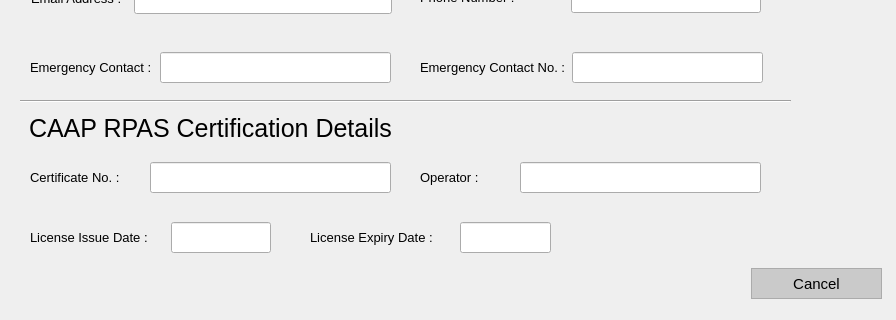
First picture: the form in Gui/Administrator/UpdatePilot/UpdatePilotAlt.ui, repository whitePenumbra/SARdrone, before the edit; both pictures show x 0 to 896 and y 419 to 739 of the 1071 by 739 pixel window.
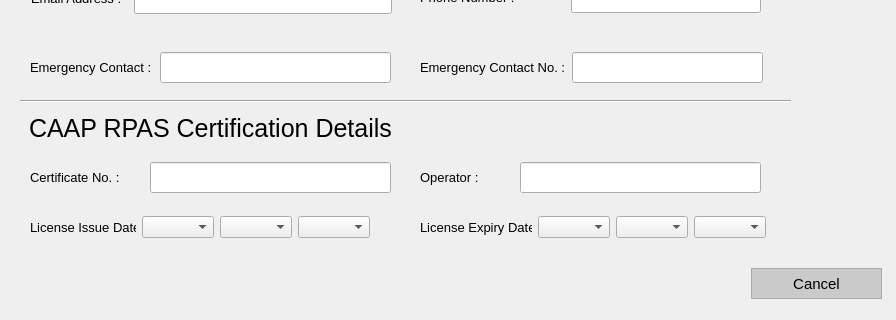
Second picture: the form after the edit. Icons and pictures are not drawn.

Commit message: changed license date format

```diff
--- a/Gui/Administrator/UpdatePilot/UpdatePilotAlt.ui
+++ b/Gui/Administrator/UpdatePilot/UpdatePilotAlt.ui
@@ -959,114 +959,6 @@
    <widget class="QWidget" name="layoutWidget">
     <property name="geometry">
      <rect>
-      <x>30</x>
-      <y>640</y>
-      <width>241</width>
-      <height>33</height>
-     </rect>
-    </property>
-    <layout class="QHBoxLayout" name="issuedate_layout">
-     <item>
-      <widget class="QLabel" name="lbl_licenseIssue">
-       <property name="font">
-        <font>
-         <family>Segoe UI</family>
-         <pointsize>10</pointsize>
-         <kerning>true</kerning>
-        </font>
-       </property>
-       <property name="styleSheet">
-        <string notr="true"/>
-       </property>
-       <property name="text">
-        <string>License Issue Date :</string>
-       </property>
-      </widget>
-     </item>
-     <item>
-      <widget class="QLineEdit" name="txt_issueDate">
-       <property name="minimumSize">
-        <size>
-         <width>100</width>
-         <height>31</height>
-        </size>
-       </property>
-       <property name="maximumSize">
-        <size>
-         <width>100</width>
-         <height>31</height>
-        </size>
-       </property>
-       <property name="font">
-        <font>
-         <pointsize>10</pointsize>
-         <kerning>true</kerning>
-        </font>
-       </property>
-       <property name="styleSheet">
-        <string notr="true">padding-left:4px;</string>
-       </property>
-      </widget>
-     </item>
-    </layout>
-   </widget>
-   <widget class="QWidget" name="layoutWidget">
-    <property name="geometry">
-     <rect>
-      <x>310</x>
-      <y>640</y>
-      <width>241</width>
-      <height>33</height>
-     </rect>
-    </property>
-    <layout class="QHBoxLayout" name="expirydate_layout">
-     <item>
-      <widget class="QLabel" name="lbl_licenseEx">
-       <property name="font">
-        <font>
-         <family>Segoe UI</family>
-         <pointsize>10</pointsize>
-         <kerning>true</kerning>
-        </font>
-       </property>
-       <property name="styleSheet">
-        <string notr="true"/>
-       </property>
-       <property name="text">
-        <string>License Expiry Date :</string>
-       </property>
-      </widget>
-     </item>
-     <item>
-      <widget class="QLineEdit" name="txt_licenseEx">
-       <property name="minimumSize">
-        <size>
-         <width>91</width>
-         <height>31</height>
-        </size>
-       </property>
-       <property name="maximumSize">
-        <size>
-         <width>91</width>
-         <height>31</height>
-        </size>
-       </property>
-       <property name="font">
-        <font>
-         <pointsize>10</pointsize>
-         <kerning>true</kerning>
-        </font>
-       </property>
-       <property name="styleSheet">
-        <string notr="true">padding-left:4px;</string>
-       </property>
-      </widget>
-     </item>
-    </layout>
-   </widget>
-   <widget class="QWidget" name="">
-    <property name="geometry">
-     <rect>
       <x>31</x>
       <y>84</y>
       <width>221</width>
@@ -1120,6 +1012,82 @@
      </item>
     </layout>
    </widget>
+   <widget class="QWidget" name="layoutWidget_2">
+    <property name="geometry">
+     <rect>
+      <x>420</x>
+      <y>630</y>
+      <width>346</width>
+      <height>33</height>
+     </rect>
+    </property>
+    <layout class="QHBoxLayout" name="expirydate_layout">
+     <item>
+      <widget class="QLabel" name="lbl_licenseEx">
+       <property name="font">
+        <font>
+         <family>Segoe UI</family>
+         <pointsize>10</pointsize>
+         <kerning>true</kerning>
+        </font>
+       </property>
+       <property name="styleSheet">
+        <string notr="true"/>
+       </property>
+       <property name="text">
+        <string>License Expiry Date :</string>
+       </property>
+      </widget>
+     </item>
+     <item>
+      <widget class="QComboBox" name="cmb_expiry_month"/>
+     </item>
+     <item>
+      <widget class="QComboBox" name="cmb_expiry_day"/>
+     </item>
+     <item>
+      <widget class="QComboBox" name="cmb_expiry_year"/>
+     </item>
+    </layout>
+   </widget>
+   <widget class="QWidget" name="layoutWidget_3">
+    <property name="geometry">
+     <rect>
+      <x>30</x>
+      <y>630</y>
+      <width>340</width>
+      <height>33</height>
+     </rect>
+    </property>
+    <layout class="QHBoxLayout" name="issuedate_layout">
+     <item>
+      <widget class="QLabel" name="lbl_licenseIssue">
+       <property name="font">
+        <font>
+         <family>Segoe UI</family>
+         <pointsize>10</pointsize>
+         <kerning>true</kerning>
+        </font>
+       </property>
+       <property name="styleSheet">
+        <string notr="true"/>
+       </property>
+       <property name="text">
+        <string>License Issue Date :</string>
+       </property>
+      </widget>
+     </item>
+     <item>
+      <widget class="QComboBox" name="cmb_issue_month"/>
+     </item>
+     <item>
+      <widget class="QComboBox" name="cmb_issue_day"/>
+     </item>
+     <item>
+      <widget class="QComboBox" name="cmb_issue_year"/>
+     </item>
+    </layout>
+   </widget>
   </widget>
  </widget>
  <tabstops>
```
Left out of the diff: 2 changed lines with no effect on the pictures. The commit also changes 1 other file.
